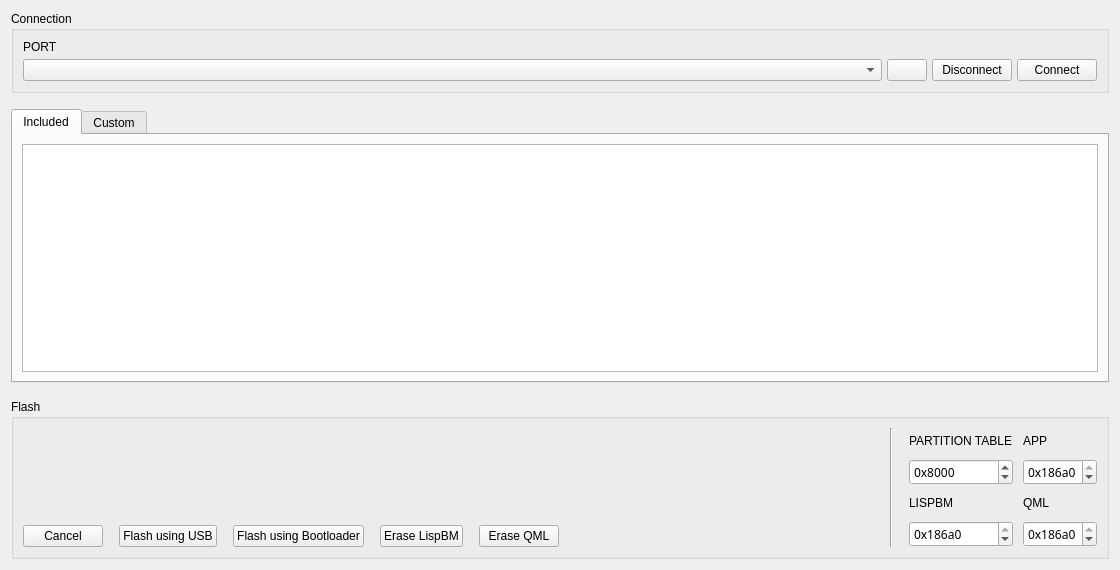
First picture: the form in pages/pageespprog.ui, repository Jfriesen222/vesc_tool, before the edit.
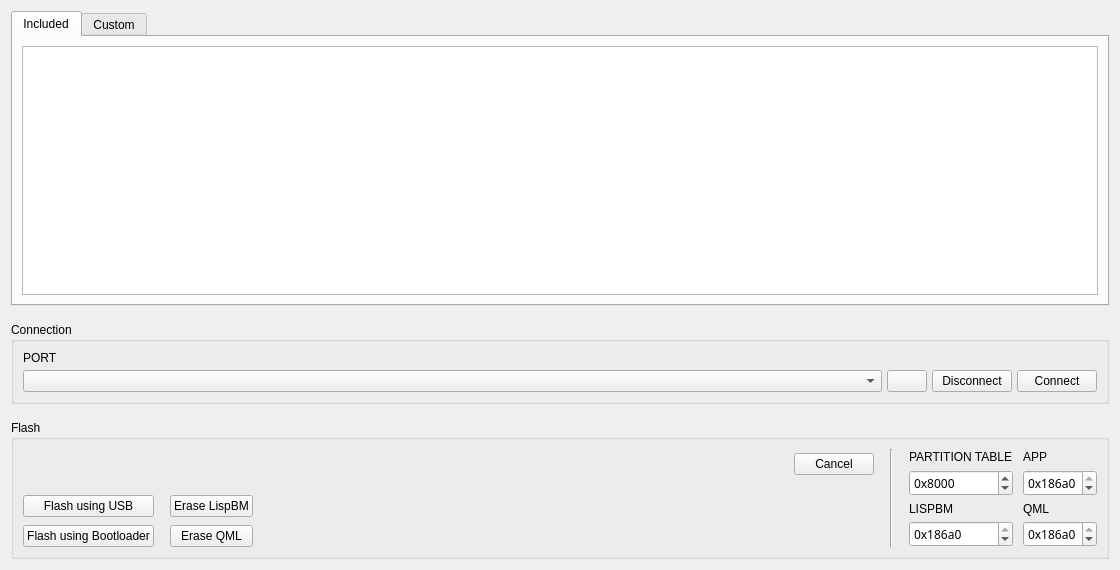
Second picture: the form after the edit. Icons and pictures are not drawn. Custom widgets are drawn as their Qt base class.

```diff
--- a/pages/pageespprog.ui
+++ b/pages/pageespprog.ui
@@ -17,105 +17,6 @@
    <property name="spacing">
     <number>16</number>
    </property>
-   <item>
-    <widget class="QGroupBox" name="groupBox">
-     <property name="title">
-      <string>Connection</string>
-     </property>
-     <layout class="QVBoxLayout" name="verticalLayout">
-      <property name="spacing">
-       <number>5</number>
-      </property>
-      <item>
-       <widget class="QLabel" name="label_2">
-        <property name="caption" stdset="0">
-         <bool>true</bool>
-        </property>
-        <property name="text">
-         <string>PORT</string>
-        </property>
-       </widget>
-      </item>
-      <item>
-       <layout class="QHBoxLayout" name="horizontalLayout">
-        <item>
-         <widget class="QComboBox" name="serialPortBox">
-          <property name="sizePolicy">
-           <sizepolicy hsizetype="MinimumExpanding" vsizetype="Fixed">
-            <horstretch>0</horstretch>
-            <verstretch>0</verstretch>
-           </sizepolicy>
-          </property>
-          <property name="toolTip">
-           <string>Serial port</string>
-          </property>
-         </widget>
-        </item>
-        <item>
-         <widget class="QPushButton" name="serialRefreshButton">
-          <property name="sizePolicy">
-           <sizepolicy hsizetype="Fixed" vsizetype="Fixed">
-            <horstretch>0</horstretch>
-            <verstretch>0</verstretch>
-           </sizepolicy>
-          </property>
-          <property name="toolTip">
-           <string>Refresh serial port list</string>
-          </property>
-          <property name="text">
-           <string/>
-          </property>
-          <property name="icon">
-           <iconset resource="../res.qrc">
-            <normaloff>:/res/icons/Refresh-96.png</normaloff>:/res/icons/Refresh-96.png</iconset>
-          </property>
-         </widget>
-        </item>
-        <item>
-         <widget class="QPushButton" name="serialDisconnectButton">
-          <property name="sizePolicy">
-           <sizepolicy hsizetype="Fixed" vsizetype="Fixed">
-            <horstretch>0</horstretch>
-            <verstretch>0</verstretch>
-           </sizepolicy>
-          </property>
-          <property name="toolTip">
-           <string>Disconnect</string>
-          </property>
-          <property name="text">
-           <string>Disconnect</string>
-          </property>
-          <property name="icon">
-           <iconset resource="../res.qrc">
-            <normaloff>:/res/icons/Disconnected-96.png</normaloff>:/res/icons/Disconnected-96.png</iconset>
-          </property>
-         </widget>
-        </item>
-        <item>
-         <widget class="QPushButton" name="serialConnectButton">
-          <property name="sizePolicy">
-           <sizepolicy hsizetype="Fixed" vsizetype="Fixed">
-            <horstretch>0</horstretch>
-            <verstretch>0</verstretch>
-           </sizepolicy>
-          </property>
-          <property name="toolTip">
-           <string>Connect</string>
-          </property>
-          <property name="text">
-           <string>Connect</string>
-          </property>
-          <property name="icon">
-           <iconset resource="../res.qrc">
-            <normaloff>:/res/icons/Connected-96.png</normaloff>:/res/icons/Connected-96.png</iconset>
-          </property>
-         </widget>
-        </item>
-       </layout>
-      </item>
-     </layout>
-    </widget>
-   </item>
    <item>
     <widget class="QTabWidget" name="tabWidget">
      <property name="currentIndex">
@@ -251,6 +152,105 @@
      </widget>
     </widget>
    </item>
+   <item>
+    <widget class="QGroupBox" name="groupBox">
+     <property name="title">
+      <string>Connection</string>
+     </property>
+     <layout class="QVBoxLayout" name="verticalLayout">
+      <property name="spacing">
+       <number>5</number>
+      </property>
+      <item>
+       <widget class="QLabel" name="label_2">
+        <property name="caption" stdset="0">
+         <bool>true</bool>
+        </property>
+        <property name="text">
+         <string>PORT</string>
+        </property>
+       </widget>
+      </item>
+      <item>
+       <layout class="QHBoxLayout" name="horizontalLayout">
+        <item>
+         <widget class="QComboBox" name="serialPortBox">
+          <property name="sizePolicy">
+           <sizepolicy hsizetype="MinimumExpanding" vsizetype="Fixed">
+            <horstretch>0</horstretch>
+            <verstretch>0</verstretch>
+           </sizepolicy>
+          </property>
+          <property name="toolTip">
+           <string>Serial port</string>
+          </property>
+         </widget>
+        </item>
+        <item>
+         <widget class="QPushButton" name="serialRefreshButton">
+          <property name="sizePolicy">
+           <sizepolicy hsizetype="Fixed" vsizetype="Fixed">
+            <horstretch>0</horstretch>
+            <verstretch>0</verstretch>
+           </sizepolicy>
+          </property>
+          <property name="toolTip">
+           <string>Refresh serial port list</string>
+          </property>
+          <property name="text">
+           <string/>
+          </property>
+          <property name="icon">
+           <iconset resource="../res.qrc">
+            <normaloff>:/res/icons/Refresh-96.png</normaloff>:/res/icons/Refresh-96.png</iconset>
+          </property>
+         </widget>
+        </item>
+        <item>
+         <widget class="QPushButton" name="serialDisconnectButton">
+          <property name="sizePolicy">
+           <sizepolicy hsizetype="Fixed" vsizetype="Fixed">
+            <horstretch>0</horstretch>
+            <verstretch>0</verstretch>
+           </sizepolicy>
+          </property>
+          <property name="toolTip">
+           <string>Disconnect</string>
+          </property>
+          <property name="text">
+           <string>Disconnect</string>
+          </property>
+          <property name="icon">
+           <iconset resource="../res.qrc">
+            <normaloff>:/res/icons/Disconnected-96.png</normaloff>:/res/icons/Disconnected-96.png</iconset>
+          </property>
+         </widget>
+        </item>
+        <item>
+         <widget class="QPushButton" name="serialConnectButton">
+          <property name="sizePolicy">
+           <sizepolicy hsizetype="Fixed" vsizetype="Fixed">
+            <horstretch>0</horstretch>
+            <verstretch>0</verstretch>
+           </sizepolicy>
+          </property>
+          <property name="toolTip">
+           <string>Connect</string>
+          </property>
+          <property name="text">
+           <string>Connect</string>
+          </property>
+          <property name="icon">
+           <iconset resource="../res.qrc">
+            <normaloff>:/res/icons/Connected-96.png</normaloff>:/res/icons/Connected-96.png</iconset>
+          </property>
+         </widget>
+        </item>
+       </layout>
+      </item>
+     </layout>
+    </widget>
+   </item>
    <item>
     <widget class="QGroupBox" name="groupBox_2">
      <property name="title">
@@ -263,36 +263,23 @@
       <item>
        <layout class="QVBoxLayout" name="flashLeftLayout">
         <item>
-         <widget class="DisplayPercentage" name="progWidget" native="true">
-          <property name="sizePolicy">
-           <sizepolicy hsizetype="MinimumExpanding" vsizetype="Preferred">
-            <horstretch>0</horstretch>
-            <verstretch>0</verstretch>
-           </sizepolicy>
-          </property>
-          <property name="minimumSize">
-           <size>
-            <width>0</width>
-            <height>30</height>
-           </size>
-          </property>
-         </widget>
-        </item>
-        <item>
-         <spacer name="flashSpacer">
-          <property name="orientation">
-           <enum>Qt::Orientation::Vertical</enum>
-          </property>
-          <property name="sizeHint" stdset="0">
-           <size>
-            <width>20</width>
-            <height>10</height>
-           </size>
-          </property>
-         </spacer>
-        </item>
-        <item>
-         <layout class="QHBoxLayout" name="horizontalLayout_2">
+         <layout class="QHBoxLayout" name="progLayout">
+          <item>
+           <widget class="DisplayPercentage" name="progWidget" native="true">
+            <property name="sizePolicy">
+             <sizepolicy hsizetype="MinimumExpanding" vsizetype="Preferred">
+              <horstretch>0</horstretch>
+              <verstretch>0</verstretch>
+             </sizepolicy>
+            </property>
+            <property name="minimumSize">
+             <size>
+              <width>0</width>
+              <height>30</height>
+             </size>
+            </property>
+           </widget>
+          </item>
           <item>
            <widget class="QPushButton" name="cancelButton">
             <property name="text">
@@ -300,7 +287,14 @@
             </property>
            </widget>
           </item>
-          <item>
+         </layout>
+        </item>
+        <item>
+         <layout class="QGridLayout" name="buttonLayout">
+          <property name="verticalSpacing">
+           <number>8</number>
+          </property>
+          <item row="0" column="0">
            <widget class="QPushButton" name="flashButton">
             <property name="primary" stdset="0">
              <bool>true</bool>
@@ -314,31 +308,14 @@
             </property>
            </widget>
           </item>
-          <item>
-           <widget class="QPushButton" name="flashBlButton">
-            <property name="toolTip">
-             <string>Flash using the bootloader. Requires that the vesc-firmware alredy is present.</string>
-            </property>
-            <property name="text">
-             <string>Flash using Bootloader</string>
-            </property>
-           </widget>
-          </item>
-          <item>
+          <item row="0" column="1">
            <widget class="QPushButton" name="eraseLispButton">
             <property name="text">
              <string>Erase LispBM</string>
             </property>
            </widget>
           </item>
-          <item>
-           <widget class="QPushButton" name="eraseQmlButton">
-            <property name="text">
-             <string>Erase QML</string>
-            </property>
-           </widget>
-          </item>
-          <item>
+          <item row="0" column="2">
            <spacer name="horizontalSpacer_2">
             <property name="orientation">
              <enum>Qt::Orientation::Horizontal</enum>
@@ -351,6 +328,23 @@
             </property>
            </spacer>
           </item>
+          <item row="1" column="0">
+           <widget class="QPushButton" name="flashBlButton">
+            <property name="toolTip">
+             <string>Flash using the bootloader. Requires that the vesc-firmware alredy is present.</string>
+            </property>
+            <property name="text">
+             <string>Flash using Bootloader</string>
+            </property>
+           </widget>
+          </item>
+          <item row="1" column="1">
+           <widget class="QPushButton" name="eraseQmlButton">
+            <property name="text">
+             <string>Erase QML</string>
+            </property>
+           </widget>
+          </item>
          </layout>
         </item>
        </layout>
```
